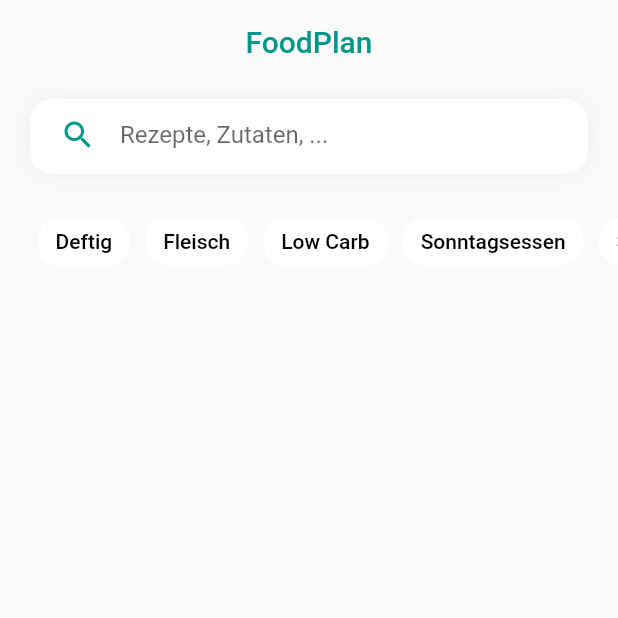
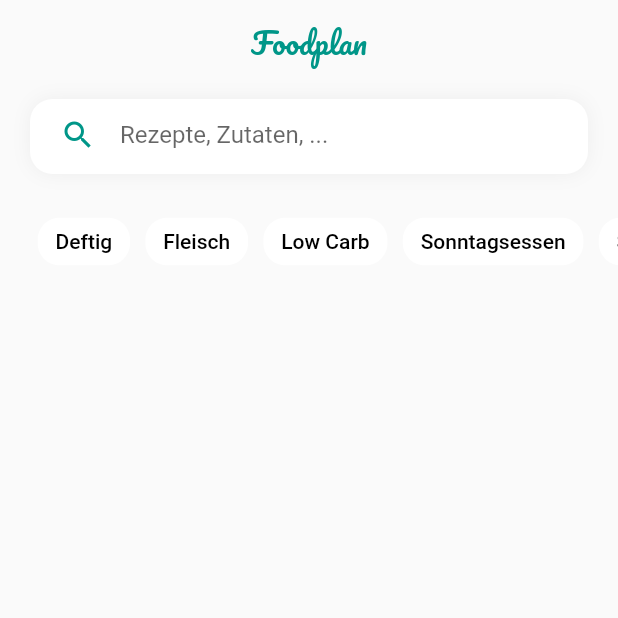
Before and after one commit to alexnieddu/foodplan, a Flutter app: the screen it shows after launch, on a phone screen of 412 x 824 dp, the top half of it. Run offline on Flutter 3.47's test engine with Material 2 defaults, Android fonts, the phone set to English and light mode, and no system bars; our stand-ins replace google_fonts, image_picker, sqflite; accounts and stored records are empty; network calls fail.

Commit message:
Pacifico font as header

```diff
--- a/app/lib/main.dart
+++ b/app/lib/main.dart
@@ -2,6 +2,7 @@ import 'package:flutter/material.dart';
 import 'constants.dart';
 import 'package:foodplan/view/RecipeView.dart';
 import 'package:foodplan/view/PlanView.dart';
+import 'package:google_fonts/google_fonts.dart';
 
 final String appName = "FoodPlan";
 
@@ -16,7 +17,8 @@ class FoodPlan extends StatelessWidget {
       theme: ThemeData(
         primarySwatch: Colors.teal,
         primaryTextTheme: TextTheme(headline6: TextStyle(color: Colors.teal)),
-        appBarTheme: AppBarTheme(color: Colors.white.withOpacity(0), elevation: 0),
+        appBarTheme:
+            AppBarTheme(color: Colors.white.withOpacity(0), elevation: 0),
         visualDensity: VisualDensity.adaptivePlatformDensity,
       ),
       home: MyHomePage(),
@@ -39,7 +41,7 @@ class _MyHomePageState extends State<MyHomePage> {
   Widget build(BuildContext context) {
     return Scaffold(
       appBar: AppBar(
-        title: Text("FoodPlan"),
+        title: Text("Foodplan", style: GoogleFonts.pacifico()),
         centerTitle: true,
       ),
       body: screenStates.elementAt(currentScreenIndex),
--- a/app/pubspec.yaml
+++ b/app/pubspec.yaml
@@ -18,7 +18,7 @@ publish_to: 'none' # Remove this line if you wish to publish to pub.dev
 version: 1.0.0+1
 
 environment:
-  sdk: ">=2.7.0 <3.0.0"
+  sdk: ">=2.10.0 <3.0.0"
 
 dependencies:
   flutter:
@@ -27,6 +27,7 @@ dependencies:
   path_provider:
   path:
   image_picker:
+  google_fonts:
 
 
   # The following adds the Cupertino Icons font to your application.
```
